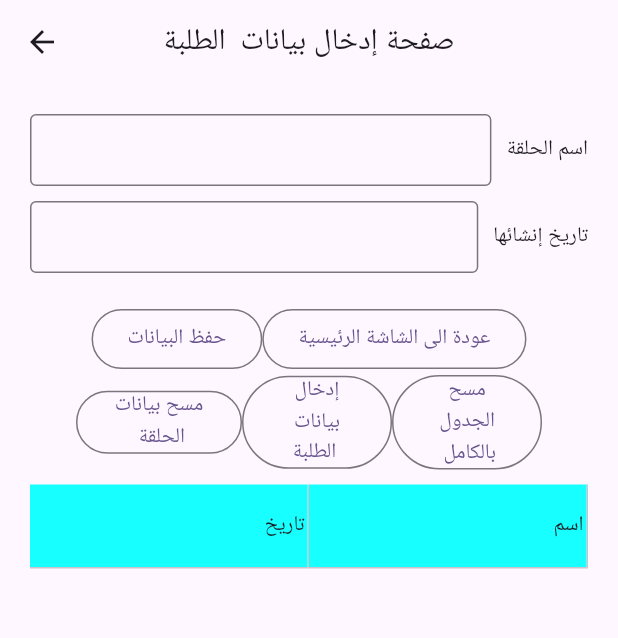
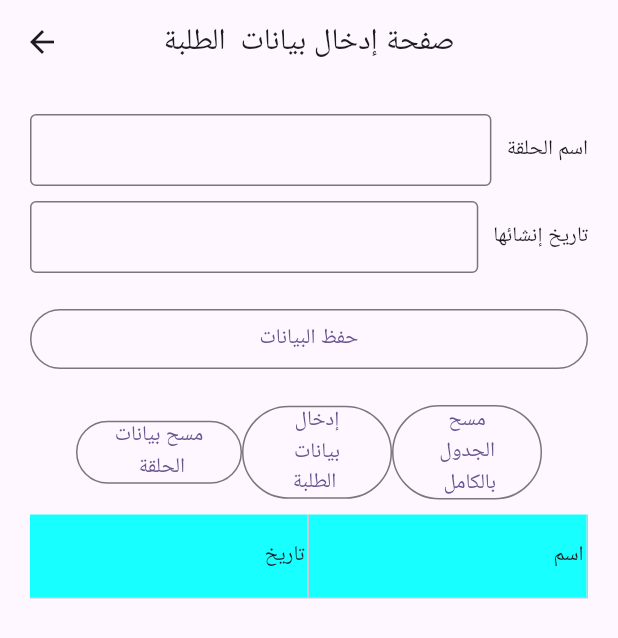
Before and after one commit to mhussin2008/q_ring_test_general, a Flutter app: the screen it shows after launch, after a tap on "صفحة الطلبة", on a phone screen of 412 x 824 dp. Shown: the top 638 px of the screen. Run offline on Flutter 3.47's test engine with Material 3 defaults, Android fonts, the phone set to English and light mode, and no system bars; drawn by our look-alikes of syncfusion_flutter_datagrid; our stand-ins replace fluttertoast, sqflite; accounts and stored records are empty.

Commit message:
updated buttons view

```diff
--- a/lib/Screens/StartUpScreen.dart
+++ b/lib/Screens/StartUpScreen.dart
@@ -45,7 +45,7 @@ class startUpScreenUpdated extends StatelessWidget {
                       context,
                       MaterialPageRoute(
                           builder: (BuildContext context) =>
-                              dataEntryScreen( index: 1)));
+                              const dataEntryScreen( index: 1)));
 
                   }
                 ,
@@ -59,7 +59,7 @@ class startUpScreenUpdated extends StatelessWidget {
                         context,
                         MaterialPageRoute(
                             builder: (BuildContext context) =>
-                                 dataEntryScreen( index: 0)));
+                                 const dataEntryScreen( index: 0)));
                   },
                   child: const Text('جدول الحلقات', style: TextStyle(fontSize: 24))),
 
@@ -68,7 +68,7 @@ class startUpScreenUpdated extends StatelessWidget {
                 SystemChannels.platform.invokeMethod('SystemNavigator.pop');
               },
 
-                  child: Text('إنهاء البرنامج'))
+                  child: const Text('إنهاء البرنامج'))
               //SizedBox(height: 10),
 
             ],
@@ -80,7 +80,7 @@ class startUpScreenUpdated extends StatelessWidget {
 
   Future<void> deleteDB() async {
     var databasesPath = await getDatabasesPath();
-    var dbFilePath = '$databasesPath/qary_dbase.db';
+    var dbFilePath = '$databasesPath/${data.dbaseName}';
     var dbExists = File(dbFilePath).existsSync();
     if (dbExists == true) {
       print('found and deleted database');
--- a/lib/Screens/dataEntryScreen.dart
+++ b/lib/Screens/dataEntryScreen.dart
@@ -1,5 +1,4 @@
 import 'dart:io';
-import 'package:collection/collection.dart';
 import 'package:flutter/material.dart';
 import 'package:fluttertoast/fluttertoast.dart';
 import 'package:sqflite/sqflite.dart';
@@ -11,7 +10,7 @@ import '../Data/newDataModels.dart';
 
 class dataEntryScreen extends StatefulWidget {
   final   int  index;
-  const dataEntryScreen({Key? key, required this.index}) : super(key: key);
+  const dataEntryScreen({super.key, required this.index});
 
   @override
   State<dataEntryScreen> createState() => _dataEntryScreenState();
@@ -99,7 +98,8 @@ class _dataEntryScreenState extends State<dataEntryScreen> {
                 mainAxisAlignment: MainAxisAlignment.center,
                 children: [
                   ///////////////////////////////////
-                  OutlinedButton(
+                  Expanded(
+                    child: OutlinedButton(
                         onPressed: () async {
 
 
@@ -182,21 +182,23 @@ class _dataEntryScreenState extends State<dataEntryScreen> {
                           'حفظ البيانات',
                           textAlign: TextAlign.center,
                         )),
+                  ),
 
                   ///////////////////////////////////////////
-                  OutlinedButton(
-                      onPressed: () {
-                       print(dataSource.cols.length);
-                       print(dataSource.rows.length);
-                       print(dataSource.rows[0].getCells().length);
-                        // Navigator.pop(context);
-                      },
-                      child: const Text(
-                        'عودة الى الشاشة الرئيسية',
-                        textAlign: TextAlign.center,
-                      )),
+                  // OutlinedButton(
+                  //     onPressed: () {
+                  //      print(dataSource.cols.length);
+                  //      print(dataSource.rows.length);
+                  //      print(dataSource.rows[0].getCells().length);
+                  //       // Navigator.pop(context);
+                  //     },
+                  //     child: const Text(
+                  //       'عودة الى الشاشة الرئيسية',
+                  //       textAlign: TextAlign.center,
+                  //     )),
                 ],
               ),
+              SizedBox(height: 20,),
               Row(
                 mainAxisAlignment: MainAxisAlignment.center,
                 children: [
```
Lines whose indentation alone changed are shown as unchanged.
